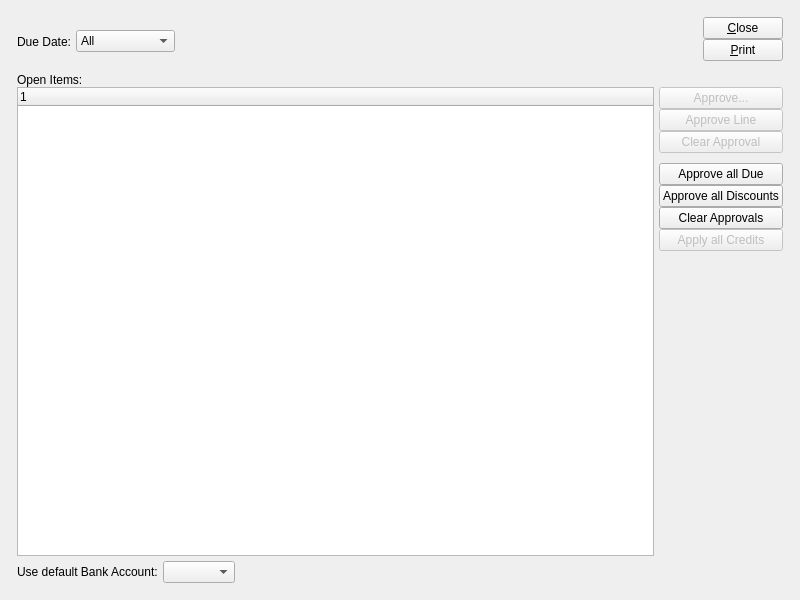
Old version of the form guiclient/selectPayments.ui in the repository Pegasus-RPG/xtuple-client.
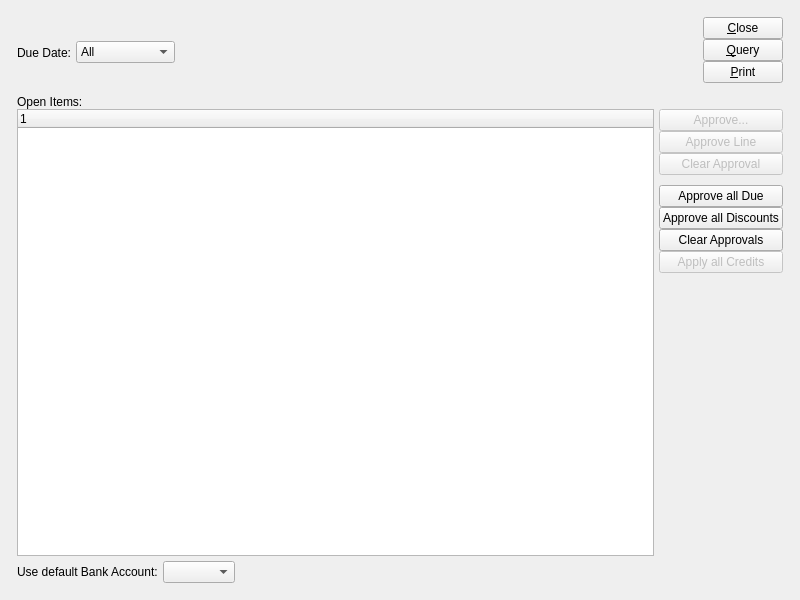
New version of the form. Custom widgets are drawn as their Qt base class.

Commit message: Add query button to payables screen

What changed in the file:
```diff
--- a/guiclient/selectPayments.ui
+++ b/guiclient/selectPayments.ui
@@ -151,6 +151,19 @@
            </property>
           </widget>
          </item>
+         <item>
+          <widget class="QPushButton" name="_query">
+           <property name="text">
+            <string>&amp;Query</string>
+           </property>
+           <property name="autoDefault">
+            <bool>false</bool>
+           </property>
+           <property name="default">
+            <bool>false</bool>
+           </property>
+          </widget>
+         </item>
          <item>
           <widget class="QPushButton" name="_print">
            <property name="text">
```
The commit also changes 1 other file.
